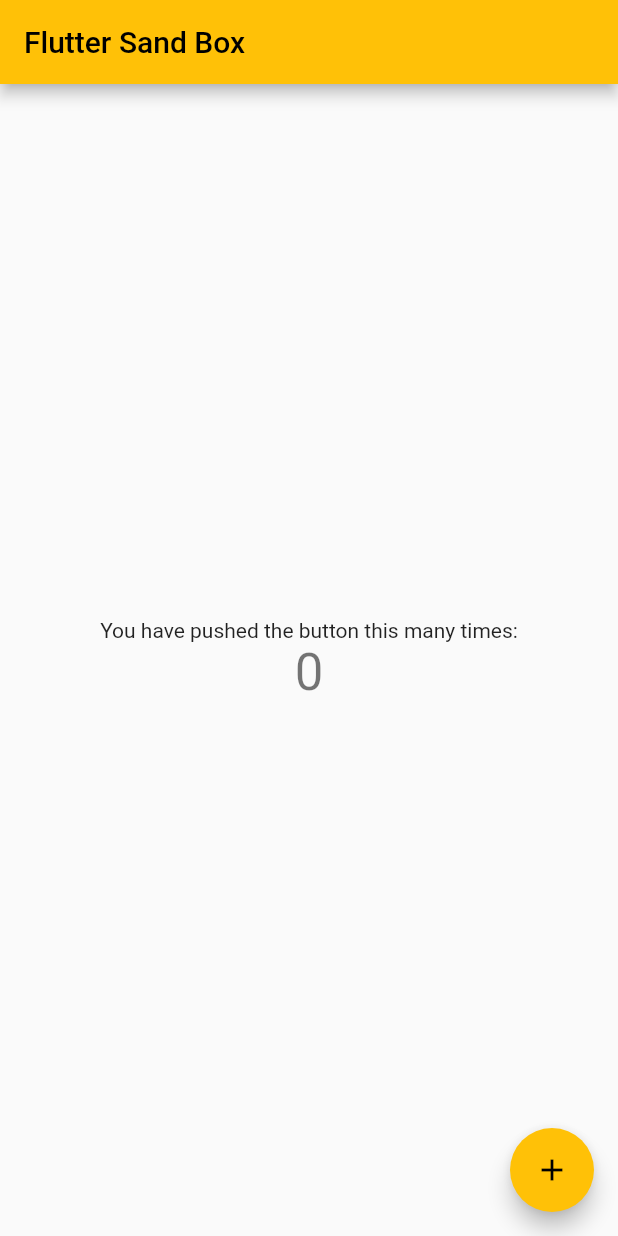
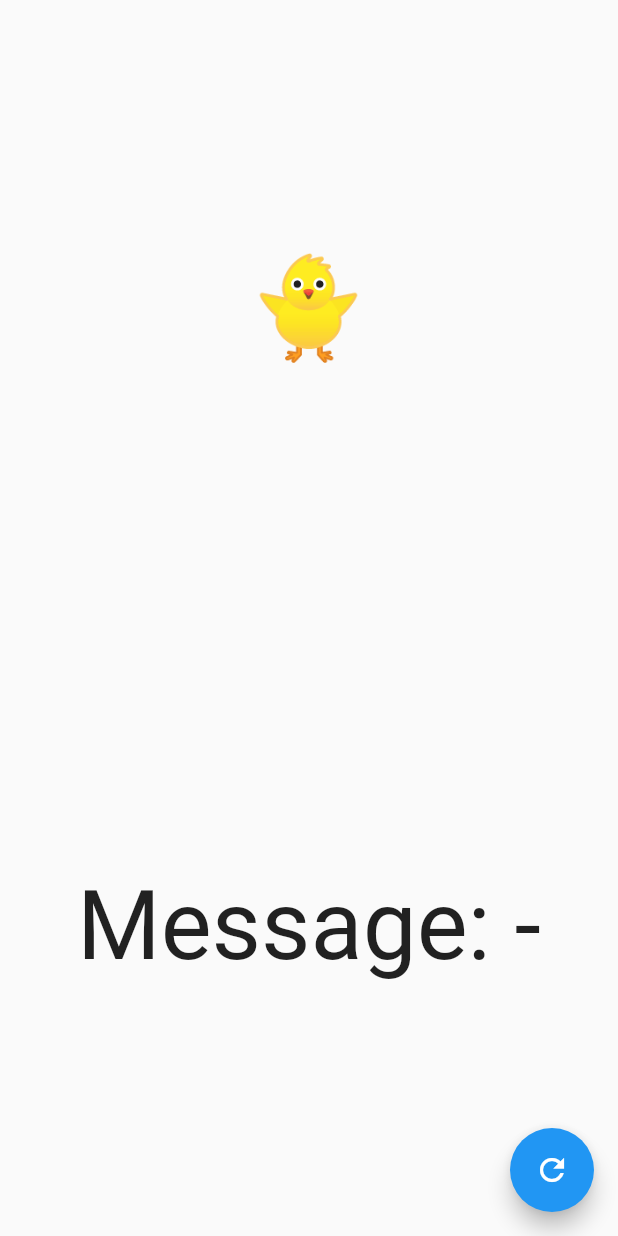
Before and after one commit to sakanafuto/flutter_sand_box, a Flutter app: the screen it shows after launch, on a phone screen of 412 x 824 dp. Run offline on Flutter 3.47's test engine with Material 2 defaults, Android fonts, the light colour scheme and no system bars.

Commit message:
:sparkles: InheritedWidget

```diff
--- a/lib/main.dart
+++ b/lib/main.dart
@@ -1,5 +1,17 @@
 import 'package:flutter/material.dart';
+import 'package:flutter_sand_box/sand_box/inherited_widget/fizz_buzz.dart';
 
+import 'sand_box/inherited_widget/inherited_widget_page.dart';
 import 'sand_box/myapp.dart';
 
-void main() => runApp(const MyApp());
+void main() => runApp(const App());
+
+class App extends StatelessWidget {
+  const App({super.key});
+  @override
+  Widget build(BuildContext context) {
+    return const MaterialApp(
+      home: FizzBuzz(),
+    );
+  }
+}
--- /dev/null
+++ b/lib/sand_box/inherited_widget/fizz_buzz.dart
@@ -0,0 +1,83 @@
+import 'package:flutter/material.dart';
+
+class FizzBuzz extends StatefulWidget {
+  const FizzBuzz({super.key});
+
+  @override
+  State<FizzBuzz> createState() => _FizzBuzzState();
+}
+
+class _FizzBuzzState extends State<FizzBuzz> {
+  int _count = 1;
+
+  @override
+  Widget build(BuildContext context) {
+    return _Inherited(
+      message: _createMessage(),
+      child: Scaffold(
+        floatingActionButton: FloatingActionButton(
+          child: const Icon(Icons.refresh),
+          onPressed: () => setState(() => _count++),
+        ),
+        body: const Center(
+          child: _Message(),
+        ),
+      ),
+    );
+  }
+
+  String _createMessage() {
+    final result = _count % 15 == 0
+        ? 'FizzBuzz'
+        : (_count % 3 == 0 ? 'Fizz' : (_count % 5 == 0 ? 'Buzz' : '-'));
+    debugPrint('_count: $_count, result: $result');
+    return result;
+  }
+}
+
+class _Message extends StatelessWidget {
+  const _Message();
+
+  @override
+  Widget build(BuildContext context) {
+    debugPrint('_Message: rebuild');
+    return Column(
+      mainAxisAlignment: MainAxisAlignment.spaceAround,
+      children: <Widget>[
+        const Text(
+          '🐥',
+          style: TextStyle(fontSize: 64),
+        ),
+        Text(
+          'Message: ${_Inherited.of(
+            context,
+            listen: true, // 変更を監視する
+          )?.message}',
+          style: const TextStyle(fontSize: 64),
+        ),
+      ],
+    );
+  }
+}
+
+class _Inherited extends InheritedWidget {
+  const _Inherited({
+    required super.child,
+    required this.message,
+  });
+
+  final String message;
+
+  static _Inherited? of(
+    BuildContext context, {
+    required bool listen,
+  }) =>
+      listen
+          ? context.dependOnInheritedWidgetOfExactType<_Inherited>()
+          : context
+              .getElementForInheritedWidgetOfExactType<_Inherited>()!
+              .widget as _Inherited;
+
+  @override
+  bool updateShouldNotify(_Inherited oldWidget) => message != oldWidget.message;
+}
--- /dev/null
+++ b/lib/sand_box/inherited_widget/inherited_widget_page.dart
@@ -0,0 +1,47 @@
+import 'package:flutter/material.dart';
+
+class InheritedWidgetPage extends StatelessWidget {
+  const InheritedWidgetPage({super.key});
+
+  @override
+  Widget build(BuildContext context) {
+    return const _Inherited(
+      message: '🦈',
+      child: Scaffold(body: Center(child: _Message())),
+    );
+  }
+}
+
+class _Message extends StatelessWidget {
+  const _Message();
+
+  @override
+  Widget build(BuildContext context) {
+    return Text(
+      'Message: ${_Inherited.of(context, listen: false)?.message}',
+      style: const TextStyle(fontSize: 96),
+    );
+  }
+}
+
+class _Inherited extends InheritedWidget {
+  const _Inherited({
+    required super.child,
+    required this.message,
+  });
+
+  final String message;
+
+  static _Inherited? of(
+    BuildContext context, {
+    required bool listen,
+  }) =>
+      listen
+          ? context.dependOnInheritedWidgetOfExactType<_Inherited>()
+          : context
+              .getElementForInheritedWidgetOfExactType<_Inherited>()!
+              .widget as _Inherited;
+
+  @override
+  bool updateShouldNotify(_Inherited oldWidget) => true;
+}
```
